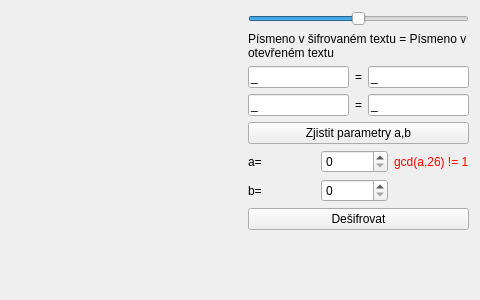
This is affineciphertab.ui in mige/Decryptor as Qt 5 draws it before an edit; both pictures show x 269 to 749 and y 0 to 300 of the 749 by 300 pixel window. The edited form follows.
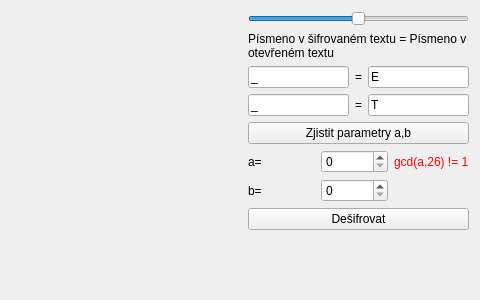
This is the edited form. Custom widgets are drawn as their Qt base class.

```diff
--- a/affineciphertab.ui
+++ b/affineciphertab.ui
@@ -74,7 +74,7 @@
           <string>&gt;a;_</string>
          </property>
          <property name="text">
-          <string/>
+          <string>E</string>
          </property>
         </widget>
        </item>
@@ -104,7 +104,7 @@
           <string>&gt;a;_</string>
          </property>
          <property name="text">
-          <string/>
+          <string>T</string>
          </property>
         </widget>
        </item>
```
